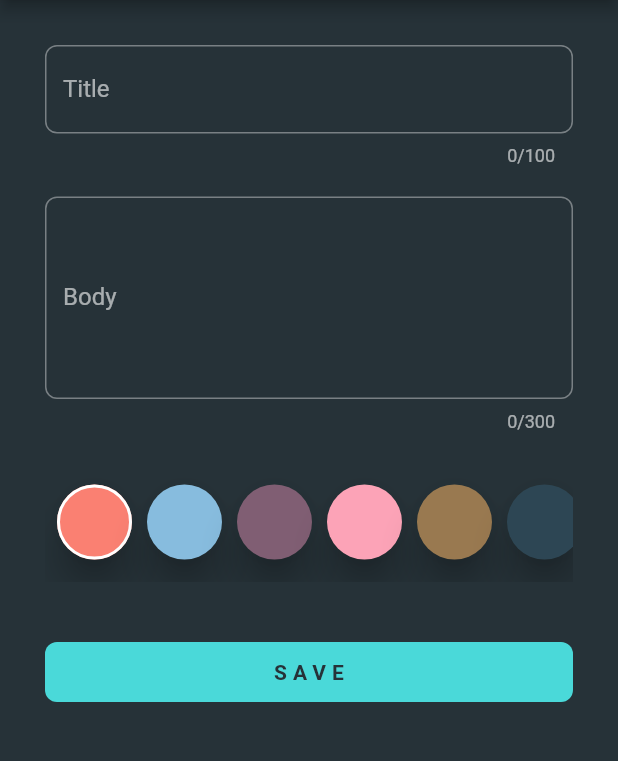
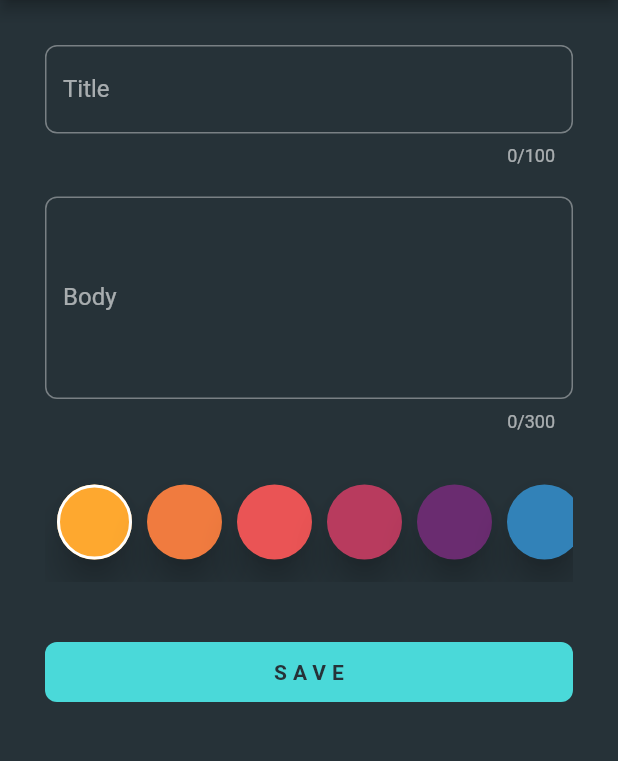
Before and after one commit to Pat992/dart-flutter-2022-clean, a Flutter app: the HomePage screen opened by its route, after a tap on the "add" icon, on a phone screen of 412 x 824 dp, the part 84-845 px from its top. Run offline on Flutter 3.47's test engine with Material 2 defaults, Android fonts, the phone set to English and light mode, and no system bars; our stand-ins replace auto_route, bloc, cloud_firestore, dartz, equatable, firebase_auth and 5 more; accounts and stored records are empty; Roboto replaces fonts that are missing (Rubik).

Commit message:
updated packages, replaced list with grid view

```diff
--- a/todo/lib/domain/entities/todo/color_entity.dart
+++ b/todo/lib/domain/entities/todo/color_entity.dart
@@ -4,12 +4,12 @@ class ColorEntity {
   final Color color;
 
   static const List<Color> predefinedColors = [
-    Color(0xfffa8072),
-    Color(0xff87BCDE),
-    Color(0xff805E73),
-    Color(0xfffca3b7),
-    Color(0xff997950),
-    Color(0xff2D4654),
+    Color(0xffFEA82F),
+    Color(0xffF07B3F),
+    Color(0xffEA5455),
+    Color(0xffB83B5E),
+    Color(0xff6A2C70),
+    Color(0xff3282B8),
   ];
 
   ColorEntity({required this.color});
--- a/todo/lib/presentation/home/home_page.dart
+++ b/todo/lib/presentation/home/home_page.dart
@@ -6,7 +6,7 @@ import 'package:todo/application/todo/controller/controller_bloc.dart';
 import 'package:todo/application/todo/observer/observer_bloc.dart';
 import 'package:todo/core/failures/failures.dart';
 import 'package:todo/injection.dart';
-import 'package:todo/presentation/home/widgets/home_body.dart';
+import 'package:todo/presentation/home/widgets/home_body_v2.dart';
 import 'package:todo/presentation/routes/router.gr.dart';
 
 class HomePage extends StatelessWidget {
@@ -71,7 +71,7 @@ class HomePage extends StatelessWidget {
           floatingActionButton: FloatingActionButton(
             onPressed: () =>
                 AutoRouter.of(context).push(TodoDetailsPageRoute(todo: null)),
-            backgroundColor: themeData.colorScheme.secondary,
+            backgroundColor: Colors.white,
             child: const Icon(Icons.add, size: 26),
           ),
         ),
--- /dev/null
+++ b/todo/lib/presentation/home/widgets/home_body_v2.dart
@@ -0,0 +1,60 @@
+import 'package:flutter/material.dart';
+import 'package:flutter_bloc/flutter_bloc.dart';
+import 'package:todo/application/todo/observer/observer_bloc.dart';
+import 'package:todo/core/failures/failures.dart';
+import 'package:todo/presentation/home/widgets/todo_item.dart';
+
+class HomeBody extends StatelessWidget {
+  const HomeBody({Key? key}) : super(key: key);
+
+  static const double _spacing = 20;
+
+  String _mapFailureToMessage(Failure todoFailure) {
+    switch (todoFailure.runtimeType) {
+      case InsufficientPermissionsFailure:
+        return "You have insufficient permissions, please try again later.";
+      case UnexpectedFailure:
+      default:
+        return "Something went wrong, please try again later";
+    }
+  }
+
+  @override
+  Widget build(BuildContext context) {
+    final themeData = Theme.of(context);
+    return BlocBuilder<ObserverBloc, ObserverState>(builder: (context, state) {
+      if (state is ObserverInitial) {
+        return Container();
+      } else if (state is ObserverLoadingState) {
+        return Center(
+          child: CircularProgressIndicator(
+            color: themeData.colorScheme.secondary,
+          ),
+        );
+      } else if (state is ObserverFailureState) {
+        return Center(
+          child: Text(_mapFailureToMessage(state.failure)),
+        );
+      } else if (state is ObserverSuccessState) {
+        return Padding(
+          padding: const EdgeInsets.all(_spacing),
+          child: GridView.builder(
+              physics: const BouncingScrollPhysics(),
+              itemCount: state.todos.length,
+              gridDelegate: const SliverGridDelegateWithMaxCrossAxisExtent(
+                maxCrossAxisExtent: 200,
+                crossAxisSpacing: _spacing,
+                mainAxisSpacing: _spacing,
+                childAspectRatio: 4 / 5,
+              ),
+              itemBuilder: (context, index) {
+                return TodoItem(
+                  todoEntity: state.todos[index],
+                );
+              }),
+        );
+      }
+      return Container();
+    });
+  }
+}
```
Also changed, not shown: todo/lib/presentation/home/widgets/todo_item.dart (added, +130 -0 lines), todo/pubspec.yaml (+6 -6 lines), todo/pubspec.lock.
